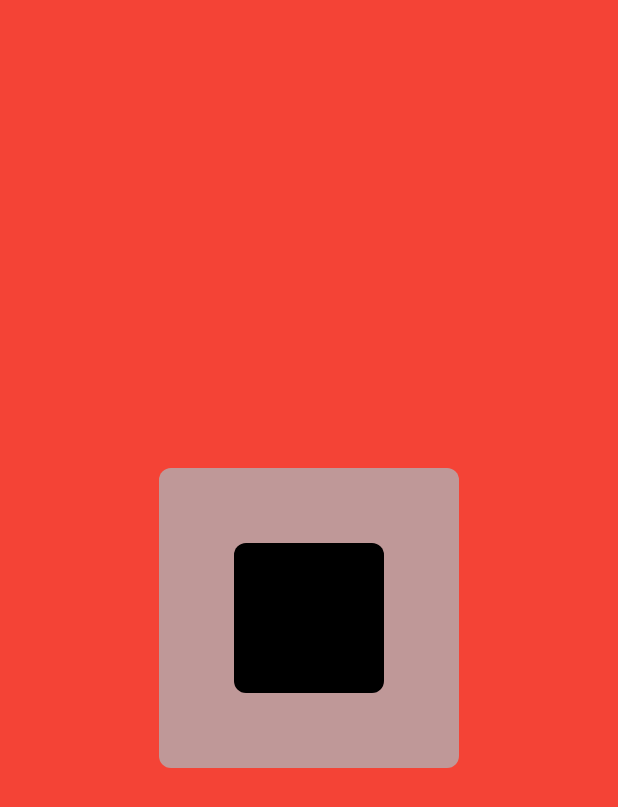
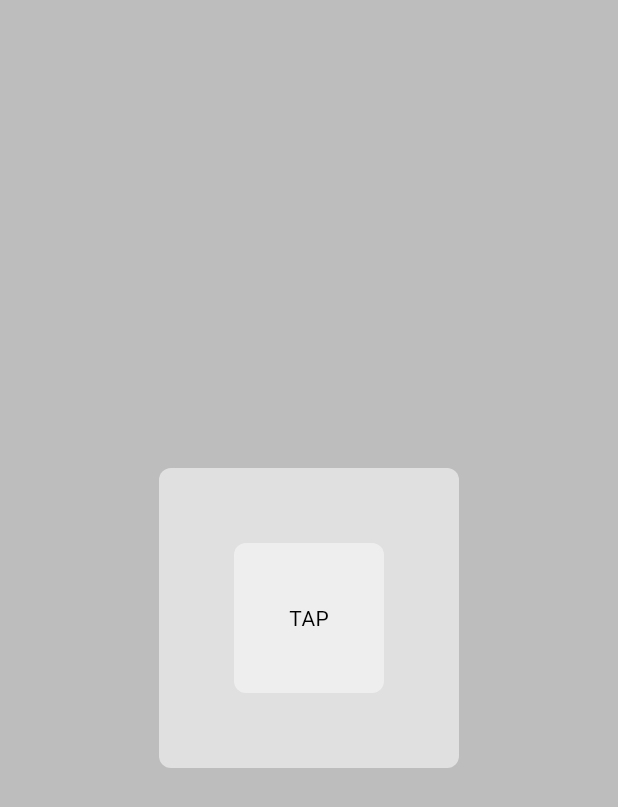
Before and after one commit to Malshehrim/theme_app, a Flutter app: the screen it shows after launch, on a phone screen of 412 x 824 dp. Shown: the top 807 px of the screen. Run offline on Flutter 3.47's test engine with Material 3 defaults, Android fonts, the phone set to English and light mode, and no system bars.

Commit message:
last commit

```diff
--- /dev/null
+++ b/devtools_options.yaml
@@ -0,0 +1,3 @@
+description: This file stores settings for Dart & Flutter DevTools.
+documentation: https://docs.flutter.dev/tools/devtools/extensions#configure-extension-enablement-states
+extensions:
--- a/lib/components/button.dart
+++ b/lib/components/button.dart
@@ -20,8 +20,8 @@ class MyButton extends StatelessWidget {
           ),
           width: 200,
           height: 200,
-          padding: const EdgeInsets.all(50),
-          child: const Center(child: Text('TAP ')),
+          padding: const EdgeInsets.all(25),
+          child: const Center(child: Text('TAP')),
         ));
   }
 }
--- a/lib/screens/home_screen.dart
+++ b/lib/screens/home_screen.dart
@@ -1,6 +1,8 @@
 import 'package:flutter/material.dart';
+import 'package:provider/provider.dart';
 import 'package:theme_app/components/box.dart';
 import 'package:theme_app/components/button.dart';
+import 'package:theme_app/theme/theme_provider.dart';
 
 class HomeScreen extends StatelessWidget {
   const HomeScreen({super.key});
@@ -8,13 +10,16 @@ class HomeScreen extends StatelessWidget {
   @override
   Widget build(BuildContext context) {
     return Scaffold(
-      backgroundColor: Colors.red,
+      backgroundColor: Theme.of(context).colorScheme.surface,
       body: Center(
         child: MyBox(
-          color: const Color.fromARGB(255, 191, 152, 152),
+          color: Theme.of(context).colorScheme.primary,
           child: MyButton(
-            color: Colors.black,
-            onTap: () {},
+            // the small recrangle with the Text
+            color: Theme.of(context).colorScheme.secondary,
+            onTap: () {
+              Provider.of<ThemeProvider>(context, listen: false).toggledTheme();
+            },
           ),
         ),
       ),
--- /dev/null
+++ b/lib/theme/theme.dart
@@ -0,0 +1,20 @@
+import 'package:flutter/material.dart';
+
+final lightMode = ThemeData(
+  brightness: Brightness.light,
+  colorScheme: ColorScheme.light(
+    surface: Colors.grey.shade400,
+    primary: Colors.grey.shade300,
+    secondary: Colors.grey.shade200,
+    // inversePrimary: Colors.black,
+  ),
+);
+
+final darkMode = ThemeData(
+  brightness: Brightness.dark,
+  colorScheme: ColorScheme.dark(
+    surface: Colors.grey.shade900,
+    primary: Colors.grey.shade800,
+    secondary: Colors.grey.shade600,
+  ),
+);
--- /dev/null
+++ b/lib/theme/theme_provider.dart
@@ -0,0 +1,19 @@
+import 'package:flutter/material.dart';
+import 'package:theme_app/theme/theme.dart';
+
+class ThemeProvider extends ChangeNotifier {
+  ThemeData _themeData = lightMode;
+  ThemeData get themeData => _themeData;
+  set themeData(ThemeData themeData) {
+    _themeData = themeData;
+    notifyListeners();
+  }
+
+  void toggledTheme() {
+    if (_themeData == lightMode) {
+      themeData = darkMode;
+    } else {
+      themeData = lightMode;
+    }
+  }
+}
```
Also changed, not shown: lib/main.dart (+56 -2 lines), pubspec.yaml (+4 -68 lines), pubspec.lock.
